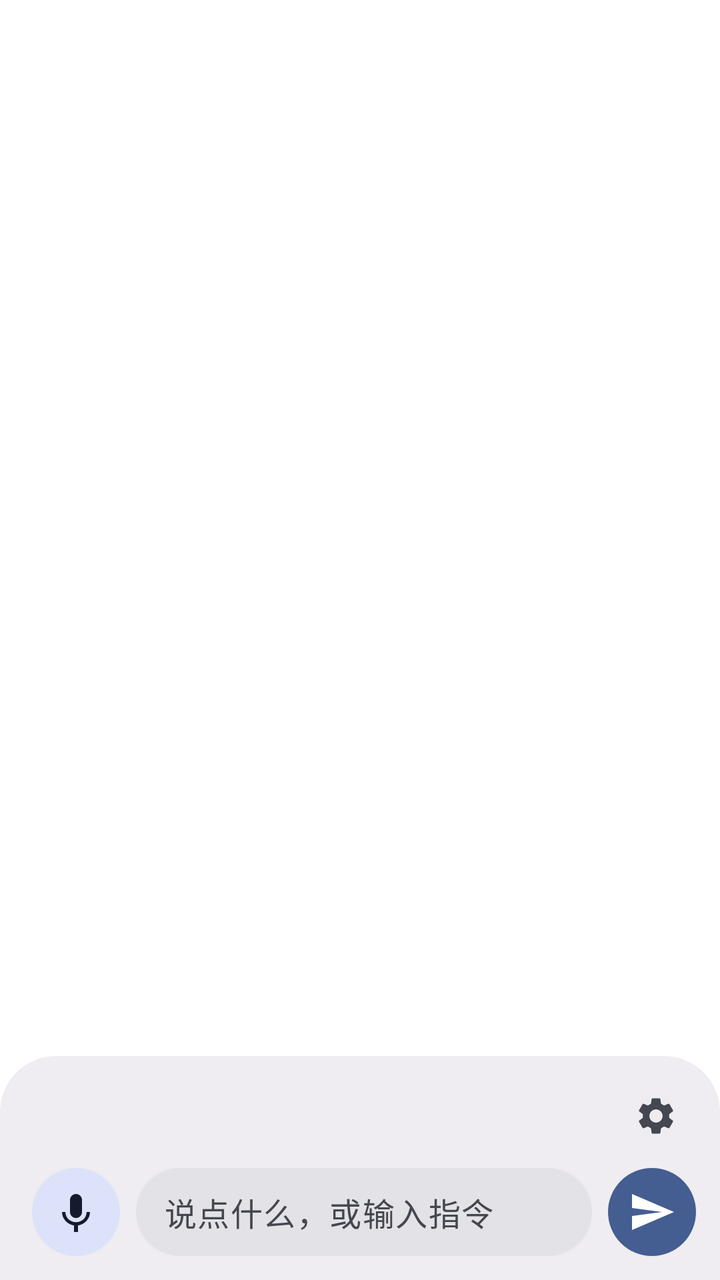
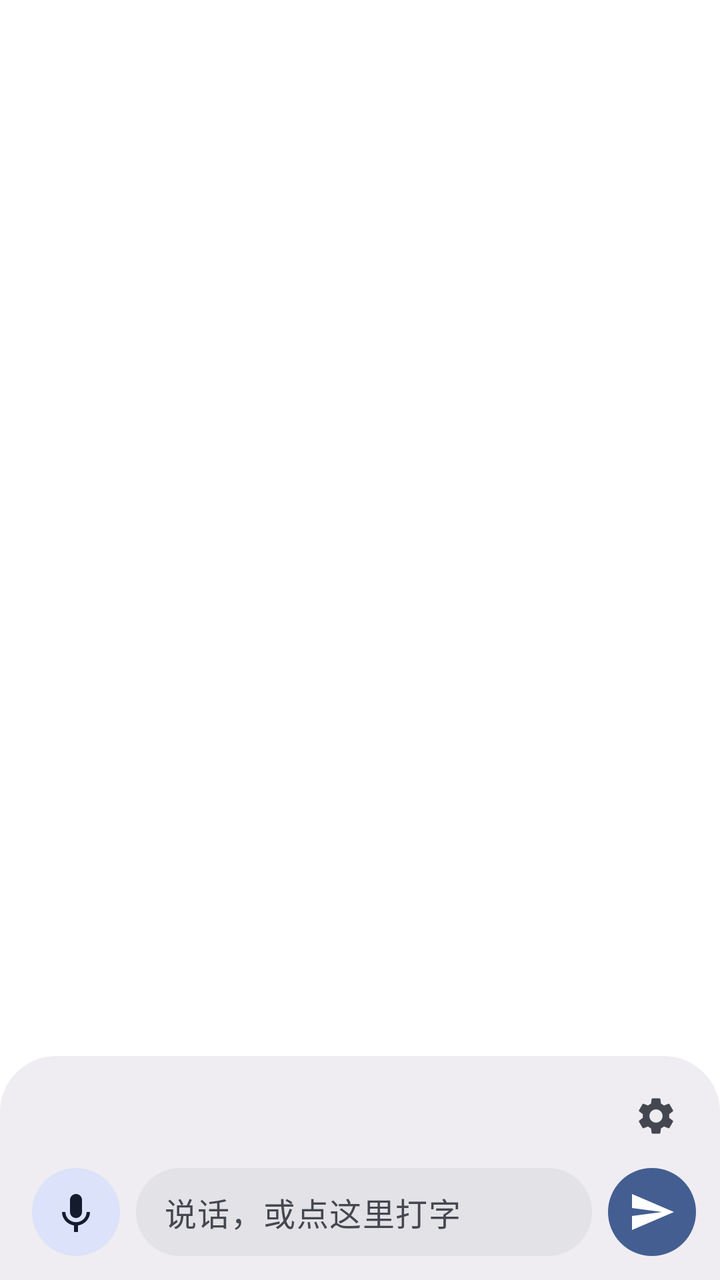

Compare the two renders of this Android layout. The source of the first and the diff that turns it into the second are given below.
<!-- AndroidManifest.xml: activity theme Theme.Assistant.Panel -->
<!-- res/layout/activity_panel.xml -->
<?xml version="1.0" encoding="utf-8"?>
<FrameLayout xmlns:android="http://schemas.android.com/apk/res/android"
    xmlns:app="http://schemas.android.com/apk/res-auto"
    android:id="@+id/root"
    android:layout_width="match_parent"
    android:layout_height="match_parent">

    <LinearLayout
        android:id="@+id/card"
        android:layout_width="match_parent"
        android:layout_height="wrap_content"
        android:layout_gravity="bottom"
        android:background="@drawable/panel_card"
        android:clickable="true"
        android:focusable="false"
        android:orientation="vertical"
        android:paddingStart="16dp"
        android:paddingTop="10dp"
        android:paddingEnd="12dp"
        android:paddingBottom="12dp">

        <LinearLayout
            android:layout_width="match_parent"
            android:layout_height="wrap_content"
            android:gravity="center_vertical"
            android:orientation="horizontal">

            <TextView
                android:id="@+id/title"
                android:layout_width="0dp"
                android:layout_height="wrap_content"
                android:layout_weight="1"
                android:ellipsize="end"
                android:maxLines="1"
                android:textAppearance="?attr/textAppearanceLabelMedium"
                android:textColor="?attr/colorOnSurfaceVariant" />

            <ImageButton
                android:id="@+id/settings"
                android:layout_width="40dp"
                android:layout_height="40dp"
                android:background="?attr/selectableItemBackgroundBorderless"
                android:contentDescription="设置"
                android:padding="9dp"
                android:scaleType="fitCenter"
                android:src="@drawable/ic_settings"
                app:tint="?attr/colorOnSurfaceVariant" />
        </LinearLayout>

        <ScrollView
            android:id="@+id/scroll"
            android:layout_width="match_parent"
            android:layout_height="wrap_content"
            android:fadeScrollbars="true"
            android:overScrollMode="ifContentScrolls"
            android:visibility="gone">

            <LinearLayout
                android:id="@+id/messages"
                android:layout_width="match_parent"
                android:layout_height="wrap_content"
                android:orientation="vertical"
                android:paddingBottom="4dp" />
        </ScrollView>

        <LinearLayout
            android:id="@+id/statusRow"
            android:layout_width="match_parent"
            android:layout_height="wrap_content"
            android:gravity="center_vertical"
            android:orientation="horizontal"
            android:paddingTop="4dp"
            android:paddingBottom="4dp"
            android:visibility="gone">

            <com.google.android.material.progressindicator.CircularProgressIndicator
                android:id="@+id/progress"
                android:layout_width="wrap_content"
                android:layout_height="wrap_content"
                android:indeterminate="true"
                app:indicatorSize="16dp"
                app:trackThickness="2dp" />

            <TextView
                android:id="@+id/status"
                android:layout_width="0dp"
                android:layout_height="wrap_content"
                android:layout_marginStart="8dp"
                android:layout_weight="1"
                android:ellipsize="end"
                android:maxLines="1"
                android:textAppearance="?attr/textAppearanceBodySmall"
                android:textColor="?attr/colorOnSurfaceVariant" />
        </LinearLayout>

        <LinearLayout
            android:layout_width="match_parent"
            android:layout_height="wrap_content"
            android:layout_marginTop="6dp"
            android:gravity="center_vertical"
            android:orientation="horizontal">

            <ImageButton
                android:id="@+id/mic"
                android:layout_width="44dp"
                android:layout_height="44dp"
                android:background="@drawable/round_button"
                android:contentDescription="语音输入"
                android:padding="10dp"
                android:scaleType="fitCenter"
                android:src="@drawable/ic_mic"
                app:tint="?attr/colorOnSecondaryContainer" />

            <EditText
                android:id="@+id/input"
                android:layout_width="0dp"
                android:layout_height="wrap_content"
                android:layout_marginStart="8dp"
                android:layout_marginEnd="8dp"
                android:layout_weight="1"
                android:background="@drawable/input_background"
                android:hint="说点什么，或输入指令"
                android:imeOptions="actionSend|flagNoExtractUi"
                android:importantForAutofill="no"
                android:inputType="text|textMultiLine"
                android:maxLines="4"
                android:minHeight="44dp"
                android:paddingStart="14dp"
                android:paddingTop="10dp"
                android:paddingEnd="14dp"
                android:paddingBottom="10dp"
                android:textAppearance="?attr/textAppearanceBodyLarge"
                android:textColor="?attr/colorOnSurface"
                android:textColorHint="?attr/colorOnSurfaceVariant" />

            <ImageButton
                android:id="@+id/send"
                android:layout_width="44dp"
                android:layout_height="44dp"
                android:background="@drawable/round_button_primary"
                android:contentDescription="发送"
                android:padding="10dp"
                android:scaleType="fitCenter"
                android:src="@drawable/ic_send"
                app:tint="?attr/colorOnPrimary" />
        </LinearLayout>
    </LinearLayout>
</FrameLayout>
<!-- resources referenced by this layout -->
<resources>
  <!-- drawable ic_mic (drawable) -->
  <?xml version="1.0" encoding="utf-8"?>
  <vector xmlns:android="http://schemas.android.com/apk/res/android"
      android:width="24dp"
      android:height="24dp"
      android:tint="?android:attr/textColorPrimary"
      android:viewportWidth="24"
      android:viewportHeight="24">
      <path
          android:fillColor="@android:color/white"
          android:pathData="M12,15c1.66,0 2.99,-1.34 2.99,-3L15,6c0,-1.66 -1.34,-3 -3,-3S9,4.34 9,6v6c0,1.66 1.34,3 3,3zM17.3,12c0,3 -2.54,5.1 -5.3,5.1S6.7,15 6.7,12L5,12c0,3.42 2.72,6.23 6,6.72L11,22h2v-3.28c3.28,-0.48 6,-3.3 6,-6.72h-1.7z" />
  </vector>
  <!-- drawable ic_send (drawable) -->
  <?xml version="1.0" encoding="utf-8"?>
  <vector xmlns:android="http://schemas.android.com/apk/res/android"
      android:width="24dp"
      android:height="24dp" android:autoMirrored="true"
      android:tint="?android:attr/textColorPrimary"
      android:viewportWidth="24"
      android:viewportHeight="24">
      <path
          android:fillColor="@android:color/white"
          android:pathData="M2.01,21L23,12 2.01,3 2,10l15,2 -15,2z" />
  </vector>
  <!-- drawable input_background (drawable) -->
  <?xml version="1.0" encoding="utf-8"?>
  <shape xmlns:android="http://schemas.android.com/apk/res/android" android:shape="rectangle">
      <solid android:color="?attr/colorSurfaceContainerHighest" />
      <corners android:radius="22dp" />
  </shape>
  <!-- drawable panel_card (drawable) -->
  <?xml version="1.0" encoding="utf-8"?>
  <shape xmlns:android="http://schemas.android.com/apk/res/android" android:shape="rectangle">
      <solid android:color="?attr/colorSurfaceContainer" />
      <corners android:topLeftRadius="28dp" android:topRightRadius="28dp" />
  </shape>
  <!-- drawable round_button (drawable) -->
  <?xml version="1.0" encoding="utf-8"?>
  <ripple xmlns:android="http://schemas.android.com/apk/res/android" android:color="?attr/colorControlHighlight">
      <item>
          <shape android:shape="oval">
              <solid android:color="?attr/colorSecondaryContainer" />
          </shape>
      </item>
  </ripple>
  <!-- drawable round_button_primary (drawable) -->
  <?xml version="1.0" encoding="utf-8"?>
  <ripple xmlns:android="http://schemas.android.com/apk/res/android" android:color="?attr/colorControlHighlight">
      <item>
          <shape android:shape="oval">
              <solid android:color="?attr/colorPrimary" />
          </shape>
      </item>
  </ripple>
  <style name="Theme.Assistant.Panel">
          <item name="android:windowIsTranslucent">true</item>
          <item name="android:windowBackground">@android:color/transparent</item>
          <item name="android:windowNoTitle">true</item>
          <item name="windowNoTitle">true</item>
          <item name="android:backgroundDimEnabled">true</item>
          <item name="android:backgroundDimAmount">0.32</item>
          <item name="android:statusBarColor">@android:color/transparent</item>
          <item name="android:navigationBarColor">@android:color/transparent</item>
          <item name="android:enforceNavigationBarContrast">false</item>
          <item name="android:windowLayoutInDisplayCutoutMode">shortEdges</item>
          <item name="android:windowAnimationStyle">@style/PanelAnimation</item>
      </style>
  <style name="PanelAnimation" parent="@android:style/Animation.Activity">
          <item name="android:activityOpenEnterAnimation">@anim/panel_enter</item>
          <item name="android:activityOpenExitAnimation">@anim/none</item>
          <item name="android:activityCloseEnterAnimation">@anim/none</item>
          <item name="android:activityCloseExitAnimation">@anim/panel_exit</item>
          <item name="android:taskOpenEnterAnimation">@anim/panel_enter</item>
          <item name="android:taskCloseExitAnimation">@anim/panel_exit</item>
          <item name="android:windowEnterAnimation">@anim/panel_enter</item>
          <item name="android:windowExitAnimation">@anim/panel_exit</item>
      </style>
  <!-- unchanged entries left out for length: 1 -->
</resources>

<!-- the commit's change to res/layout/activity_panel.xml (unified diff, before → after) -->
@@ -119,7 +119,7 @@
                 android:layout_marginEnd="8dp"
                 android:layout_weight="1"
                 android:background="@drawable/input_background"
-                android:hint="说点什么，或输入指令"
+                android:hint="说话，或点这里打字"
                 android:imeOptions="actionSend|flagNoExtractUi"
                 android:importantForAutofill="no"
                 android:inputType="text|textMultiLine"
